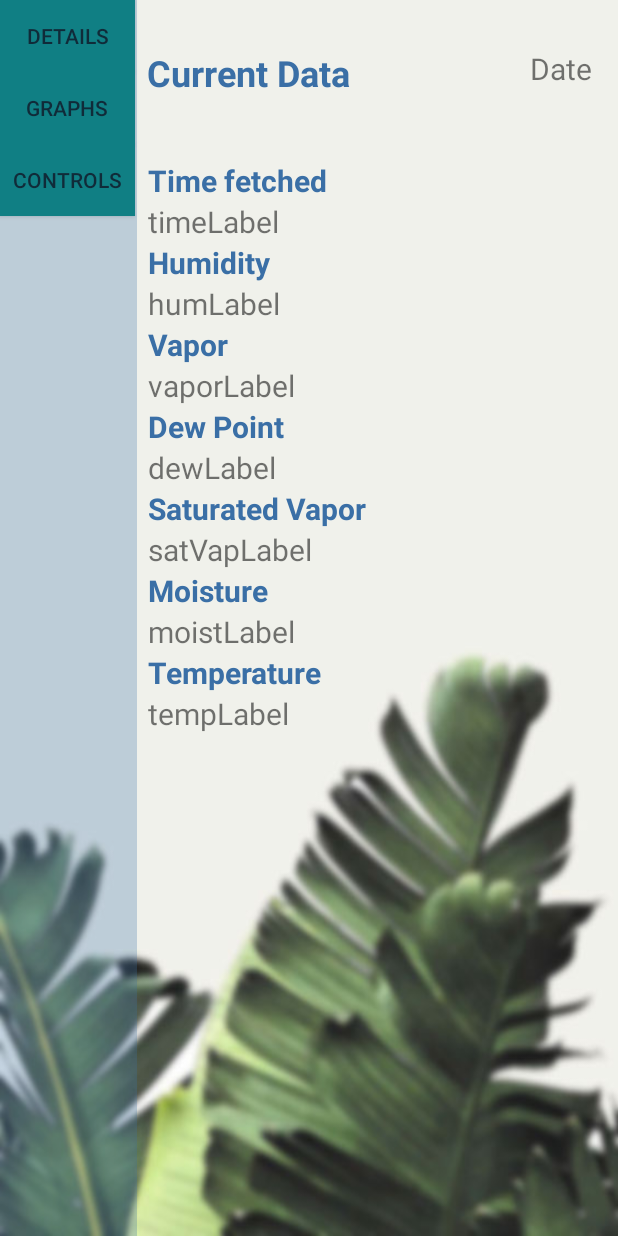
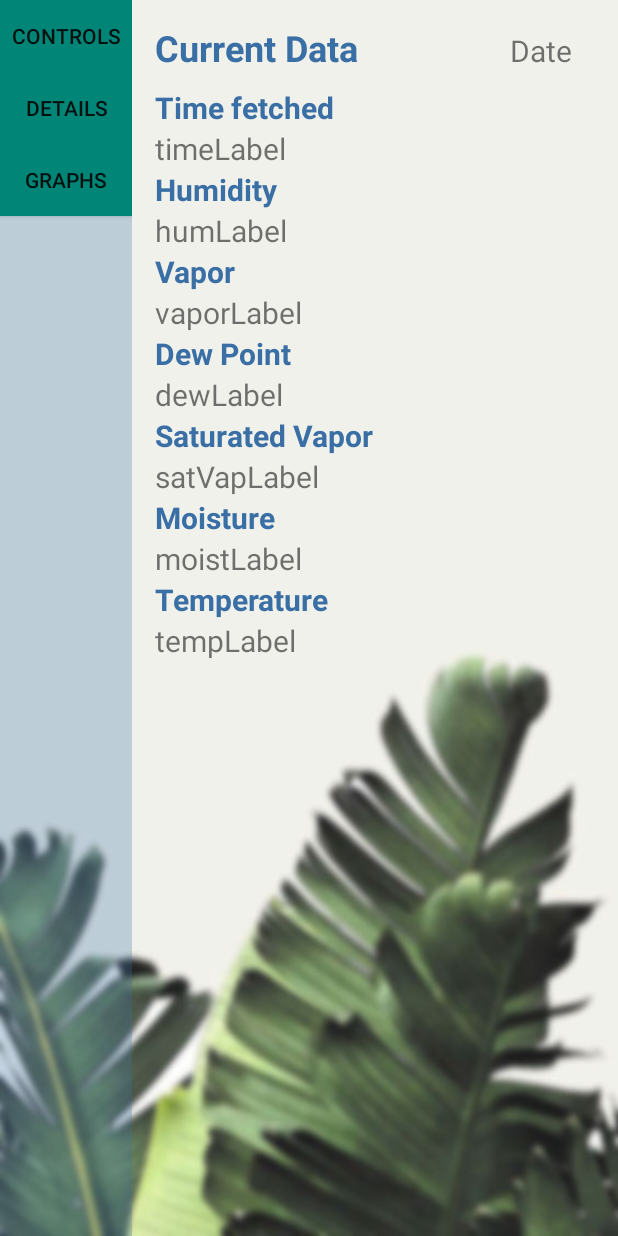
Before and after one commit to GiantsRepublic/superhots, an Android app: the layout activity_details.xml on its own in the app's theme, with its tools: preview values and no code run, on a phone screen of 412 x 824 dp. Run offline under Robolectric (Android 15) with nearby library versions, the light colour scheme and no system bars.

Commit message:
Details Activity proper LinearLayout Conversion

```diff
--- a/GardenSpy/app/src/main/res/layout/activity_details.xml
+++ b/GardenSpy/app/src/main/res/layout/activity_details.xml
@@ -1,103 +1,76 @@
 <?xml version="1.0" encoding="utf-8"?>
-<androidx.constraintlayout.widget.ConstraintLayout xmlns:android="http://schemas.android.com/apk/res/android"
+<LinearLayout xmlns:android="http://schemas.android.com/apk/res/android"
     xmlns:app="http://schemas.android.com/apk/res-auto"
     xmlns:tools="http://schemas.android.com/tools"
     android:layout_width="match_parent"
     android:layout_height="match_parent"
-    tools:context=".DetailsActivity">
+    tools:context=".DetailsActivity"
+    android:orientation="horizontal">
 
-    <com.google.android.material.navigation.NavigationView
-        android:id="@+id/navigationView"
-        android:layout_width="178dp"
+    <LinearLayout
+        android:layout_width="wrap_content"
         android:layout_height="match_parent"
-        android:layout_marginEnd="411dp"
         android:background="@color/colorAccent"
-        app:itemBackground="@color/colorAccent"
-        app:layout_constraintBottom_toBottomOf="parent"
-        app:layout_constraintEnd_toEndOf="parent"
-        app:layout_constraintHorizontal_bias="0.494"
-        app:layout_constraintStart_toStartOf="parent"
-        app:layout_constraintTop_toTopOf="parent"
-        app:layout_constraintVertical_bias="0.0" />
+        android:orientation="vertical">
 
         <Button
             android:id="@+id/controls"
-        android:layout_width="90dp"
+            android:layout_width="match_parent"
             android:layout_height="wrap_content"
-        android:layout_marginBottom="476dp"
             android:background="@color/colorPrimary"
             android:text="Controls"
-        android:visibility="visible"
-        app:layout_constraintBottom_toBottomOf="parent"
-        app:layout_constraintStart_toStartOf="parent"
-        app:layout_constraintTop_toBottomOf="@+id/Graphs"
-        app:layout_constraintVertical_bias="0.0" />
+            android:visibility="visible" />
 
         <Button
             android:id="@+id/details2"
-        android:layout_width="90dp"
+            android:layout_width="match_parent"
             android:layout_height="wrap_content"
             android:background="@color/colorPrimary"
             android:text="Details"
-        android:visibility="visible"
-        app:layout_constraintStart_toStartOf="parent"
-        app:layout_constraintTop_toTopOf="parent" />
+            android:visibility="visible" />
 
         <Button
             android:id="@+id/Graphs"
-        android:layout_width="90dp"
+            android:layout_width="match_parent"
             android:layout_height="wrap_content"
             android:background="@color/colorPrimary"
             android:text="Graphs"
-        android:visibility="visible"
-        app:layout_constraintStart_toStartOf="parent"
-        app:layout_constraintTop_toBottomOf="@+id/details2" />
+            android:visibility="visible" />
+    </LinearLayout>
+
+    <LinearLayout
+        android:layout_width="match_parent"
+        android:layout_height="wrap_content"
+        android:layout_marginLeft="15dp"
+        android:layout_marginTop="15dp"
+        android:layout_marginRight="15dp"
+        android:orientation="vertical">
+
+        <LinearLayout
+            android:layout_width="match_parent"
+            android:layout_height="match_parent"
+            android:layout_marginRight="15dp"
+            android:layout_marginBottom="10dp"
+            android:orientation="horizontal">
 
             <TextView
                 android:id="@+id/textView"
                 android:layout_width="wrap_content"
                 android:layout_height="wrap_content"
-        android:layout_marginStart="8dp"
-        android:layout_marginTop="32dp"
-        android:layout_marginEnd="8dp"
                 android:text="Current Data"
                 android:textColor="@color/primeNonOpaque"
                 android:textSize="24sp"
-        android:textStyle="bold"
-        app:layout_constraintEnd_toEndOf="parent"
-        app:layout_constraintHorizontal_bias="0.0"
-        app:layout_constraintStart_toEndOf="@+id/details2"
-        app:layout_constraintTop_toTopOf="parent" />
+                android:textStyle="bold" />
 
             <TextView
                 android:id="@+id/dateLabel"
                 android:layout_width="wrap_content"
                 android:layout_height="wrap_content"
-        android:layout_marginStart="8dp"
-        android:layout_marginTop="32dp"
-        android:layout_marginEnd="8dp"
+                android:layout_weight="1"
                 android:text="Date"
                 android:textAlignment="textEnd"
-        android:textSize="20sp"
-        app:layout_constraintEnd_toEndOf="parent"
-        app:layout_constraintHorizontal_bias="0.925"
-        app:layout_constraintStart_toEndOf="@+id/textView"
-        app:layout_constraintTop_toTopOf="parent" />
-
-    <LinearLayout
-        android:layout_width="0dp"
-        android:layout_height="427dp"
-        android:layout_marginStart="8dp"
-        android:layout_marginTop="32dp"
-        android:layout_marginEnd="8dp"
-        android:layout_marginBottom="32dp"
-        android:orientation="vertical"
-        app:layout_constraintBottom_toBottomOf="parent"
-        app:layout_constraintEnd_toEndOf="parent"
-        app:layout_constraintHorizontal_bias="1.0"
-        app:layout_constraintStart_toEndOf="@+id/navigationView"
-        app:layout_constraintTop_toBottomOf="@+id/textView"
-        app:layout_constraintVertical_bias="0.037">
+                android:textSize="20sp" />
+        </LinearLayout>
 
         <TextView
             android:id="@+id/textView3"
@@ -106,18 +79,14 @@
             android:text="Time fetched"
             android:textColor="@color/primeNonOpaque"
             android:textSize="20sp"
-            android:textStyle="bold"
-            tools:layout_editor_absoluteX="110dp"
-            tools:layout_editor_absoluteY="87dp" />
+            android:textStyle="bold" />
 
         <TextView
             android:id="@+id/timeLabel"
-            android:layout_width="289dp"
+            android:layout_width="wrap_content"
             android:layout_height="wrap_content"
             android:contentDescription="time"
             android:textSize="20sp"
-            tools:layout_editor_absoluteX="110dp"
-            tools:layout_editor_absoluteY="107dp"
             tools:text="timeLabel" />
 
         <TextView
@@ -128,18 +97,14 @@
             android:textColor="@color/primeNonOpaque"
             android:textSize="20sp"
             android:textStyle="bold"
-            tools:layout_editor_absoluteX="110dp"
-            tools:layout_editor_absoluteY="237dp"
             tools:text="Humidity" />
 
         <TextView
             android:id="@+id/humLabel"
-            android:layout_width="289dp"
+            android:layout_width="wrap_content"
             android:layout_height="wrap_content"
             android:contentDescription="humLabel"
             android:textSize="20sp"
-            tools:layout_editor_absoluteX="110dp"
-            tools:layout_editor_absoluteY="258dp"
             tools:text="humLabel" />
 
         <TextView
@@ -150,18 +115,14 @@
             android:textColor="@color/primeNonOpaque"
             android:textSize="20sp"
             android:textStyle="bold"
-            tools:layout_editor_absoluteX="110dp"
-            tools:layout_editor_absoluteY="137dp"
             tools:text="Vapor" />
 
         <TextView
             android:id="@+id/vaporLabel"
-            android:layout_width="289dp"
+            android:layout_width="wrap_content"
             android:layout_height="wrap_content"
             android:contentDescription="time"
             android:textSize="20sp"
-            tools:layout_editor_absoluteX="110dp"
-            tools:layout_editor_absoluteY="159dp"
             tools:text="vaporLabel" />
 
         <TextView
@@ -172,40 +133,32 @@
             android:textColor="@color/primeNonOpaque"
             android:textSize="20sp"
             android:textStyle="bold"
-            tools:layout_editor_absoluteX="110dp"
-            tools:layout_editor_absoluteY="188dp"
             tools:text="Dew Point" />
 
         <TextView
             android:id="@+id/dewLabel"
-            android:layout_width="289dp"
+            android:layout_width="wrap_content"
             android:layout_height="wrap_content"
             android:contentDescription="dewLabel"
             android:textSize="20sp"
-            tools:layout_editor_absoluteX="110dp"
-            tools:layout_editor_absoluteY="208dp"
             tools:text="dewLabel" />
 
         <TextView
             android:id="@+id/textView15"
-            android:layout_width="161dp"
+            android:layout_width="wrap_content"
             android:layout_height="wrap_content"
             android:text="Saturated Vapor"
             android:textColor="@color/primeNonOpaque"
             android:textSize="20sp"
             android:textStyle="bold"
-            tools:layout_editor_absoluteX="109dp"
-            tools:layout_editor_absoluteY="385dp"
             tools:text="Saturated Vapor" />
 
         <TextView
             android:id="@+id/satVapLabel"
-            android:layout_width="289dp"
+            android:layout_width="wrap_content"
             android:layout_height="wrap_content"
             android:contentDescription="sarVapLabel"
             android:textSize="20sp"
-            tools:layout_editor_absoluteX="110dp"
-            tools:layout_editor_absoluteY="405dp"
             tools:text="satVapLabel" />
 
         <TextView
@@ -216,42 +169,33 @@
             android:textColor="@color/primeNonOpaque"
             android:textSize="20sp"
             android:textStyle="bold"
-            tools:layout_editor_absoluteX="109dp"
-            tools:layout_editor_absoluteY="288dp"
             tools:text="Moisture" />
 
         <TextView
             android:id="@+id/moistLabel"
-            android:layout_width="289dp"
+            android:layout_width="wrap_content"
             android:layout_height="wrap_content"
             android:contentDescription="moistLabel"
             android:textSize="20sp"
-            tools:layout_editor_absoluteX="110dp"
-            tools:layout_editor_absoluteY="305dp"
             tools:text="moistLabel" />
 
         <TextView
             android:id="@+id/textView13"
-            android:layout_width="293dp"
+            android:layout_width="wrap_content"
             android:layout_height="wrap_content"
             android:text="Temperature"
             android:textColor="@color/primeNonOpaque"
             android:textSize="20sp"
             android:textStyle="bold"
-            tools:layout_editor_absoluteX="110dp"
-            tools:layout_editor_absoluteY="334dp"
             tools:text="Temperature" />
 
         <TextView
             android:id="@+id/tempLabel"
-            android:layout_width="289dp"
+            android:layout_width="wrap_content"
             android:layout_height="wrap_content"
             android:contentDescription="tempLabel"
             android:textSize="20sp"
-            tools:layout_editor_absoluteX="110dp"
-            tools:layout_editor_absoluteY="355dp"
             tools:text="tempLabel" />
 
     </LinearLayout>
-
-</androidx.constraintlayout.widget.ConstraintLayout>
+</LinearLayout>
```
Lines whose indentation alone changed are shown as unchanged.
